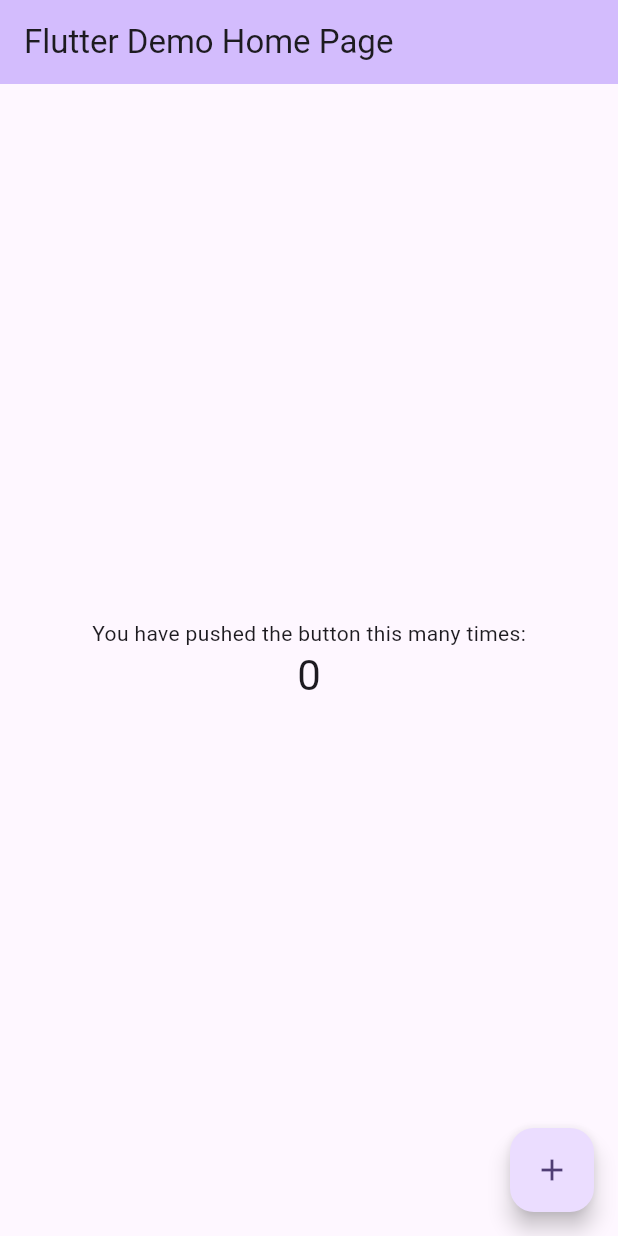
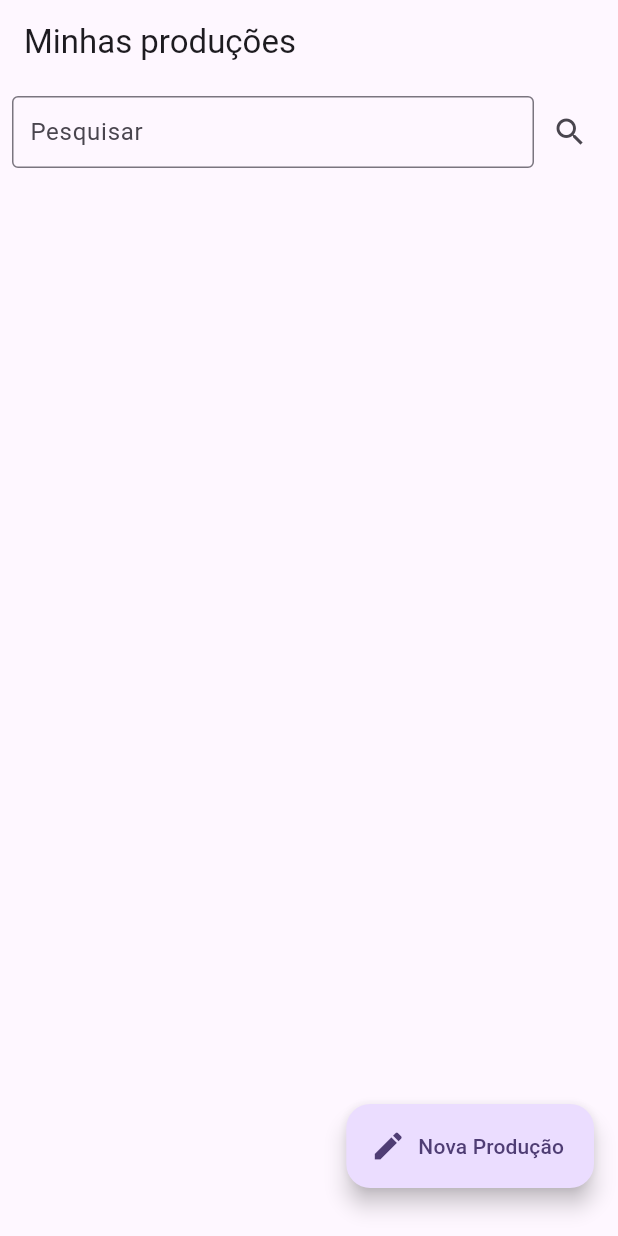
Before and after one commit to Appis-aplicativo/Appis, a Flutter app: the screen it shows after launch, on a phone screen of 412 x 824 dp. Run offline on Flutter 3.47's test engine with Material 3 defaults, Android fonts, the phone set to English and light mode, and no system bars.

Commit message:
criação da primeira tela e criando model

```diff
--- a/appis_app/lib/main.dart
+++ b/appis_app/lib/main.dart
@@ -1,3 +1,4 @@
+import 'package:appis_app/telas/Visualizar_Producoes.dart';
 import 'package:flutter/material.dart';
 
 void main() {
@@ -7,119 +8,17 @@ void main() {
 class MyApp extends StatelessWidget {
   const MyApp({super.key});
 
-  // This widget is the root of your application.
+
   @override
   Widget build(BuildContext context) {
     return MaterialApp(
       title: 'Flutter Demo',
       theme: ThemeData(
-        // This is the theme of your application.
-        //
-        // TRY THIS: Try running your application with "flutter run". You'll see
-        // the application has a purple toolbar. Then, without quitting the app,
-        // try changing the seedColor in the colorScheme below to Colors.green
-        // and then invoke "hot reload" (save your changes or press the "hot
-        // reload" button in a Flutter-supported IDE, or press "r" if you used
-        // the command line to start the app).
-        //
-        // Notice that the counter didn't reset back to zero; the application
-        // state is not lost during the reload. To reset the state, use hot
-        // restart instead.
-        //
-        // This works for code too, not just values: Most code changes can be
-        // tested with just a hot reload.
+
         colorScheme: ColorScheme.fromSeed(seedColor: Colors.deepPurple),
         useMaterial3: true,
       ),
-      home: const MyHomePage(title: 'Flutter Demo Home Page'),
+      home: const VisualizarProducoes(),
     );
   }
 }
-
-class MyHomePage extends StatefulWidget {
-  const MyHomePage({super.key, required this.title});
-
-  // This widget is the home page of your application. It is stateful, meaning
-  // that it has a State object (defined below) that contains fields that affect
-  // how it looks.
-
-  // This class is the configuration for the state. It holds the values (in this
-  // case the title) provided by the parent (in this case the App widget) and
-  // used by the build method of the State. Fields in a Widget subclass are
-  // always marked "final".
-
-  final String title;
-
-  @override
-  State<MyHomePage> createState() => _MyHomePageState();
-}
-
-class _MyHomePageState extends State<MyHomePage> {
-  int _counter = 0;
-
-  void _incrementCounter() {
-    setState(() {
-      // This call to setState tells the Flutter framework that something has
-      // changed in this State, which causes it to rerun the build method below
-      // so that the display can reflect the updated values. If we changed
-      // _counter without calling setState(), then the build method would not be
-      // called again, and so nothing would appear to happen.
-      _counter++;
-    });
-  }
-
-  @override
-  Widget build(BuildContext context) {
-    // This method is rerun every time setState is called, for instance as done
-    // by the _incrementCounter method above.
-    //
-    // The Flutter framework has been optimized to make rerunning build methods
-    // fast, so that you can just rebuild anything that needs updating rather
-    // than having to individually change instances of widgets.
-    return Scaffold(
-      appBar: AppBar(
-        // TRY THIS: Try changing the color here to a specific color (to
-        // Colors.amber, perhaps?) and trigger a hot reload to see the AppBar
-        // change color while the other colors stay the same.
-        backgroundColor: Theme.of(context).colorScheme.inversePrimary,
-        // Here we take the value from the MyHomePage object that was created by
-        // the App.build method, and use it to set our appbar title.
-        title: Text(widget.title),
-      ),
-      body: Center(
-        // Center is a layout widget. It takes a single child and positions it
-        // in the middle of the parent.
-        child: Column(
-          // Column is also a layout widget. It takes a list of children and
-          // arranges them vertically. By default, it sizes itself to fit its
-          // children horizontally, and tries to be as tall as its parent.
-          //
-          // Column has various properties to control how it sizes itself and
-          // how it positions its children. Here we use mainAxisAlignment to
-          // center the children vertically; the main axis here is the vertical
-          // axis because Columns are vertical (the cross axis would be
-          // horizontal).
-          //
-          // TRY THIS: Invoke "debug painting" (choose the "Toggle Debug Paint"
-          // action in the IDE, or press "p" in the console), to see the
-          // wireframe for each widget.
-          mainAxisAlignment: MainAxisAlignment.center,
-          children: <Widget>[
-            const Text(
-              'You have pushed the button this many times:',
-            ),
-            Text(
-              '$_counter',
-              style: Theme.of(context).textTheme.headlineMedium,
-            ),
-          ],
-        ),
-      ),
-      floatingActionButton: FloatingActionButton(
-        onPressed: _incrementCounter,
-        tooltip: 'Increment',
-        child: const Icon(Icons.add),
-      ), // This trailing comma makes auto-formatting nicer for build methods.
-    );
-  }
-}
--- /dev/null
+++ b/appis_app/lib/telas/Visualizar_Producoes.dart
@@ -0,0 +1,49 @@
+import 'package:flutter/material.dart';
+
+class VisualizarProducoes extends StatelessWidget {
+  const VisualizarProducoes({super.key});
+
+  @override
+  Widget build(BuildContext context) {
+    return Scaffold(
+      appBar: AppBar(title: const Text("Minhas produções")),
+      floatingActionButton: Padding(
+        padding: const EdgeInsets.only(bottom: 16.0), // Espaçamento opcional
+        child: FloatingActionButton.extended(
+          onPressed: () {
+            print("Foi clicado");
+          },
+          label: const Text("Nova Produção"),
+          icon: const Icon(Icons.edit),
+        ),
+      ),
+      body: Column(
+        crossAxisAlignment: CrossAxisAlignment.stretch,
+        children: [
+          Padding(
+            padding: const EdgeInsets.all(8.0),
+            child: Row(
+              children: [
+                const Expanded(
+                  child: TextField(
+                    decoration: InputDecoration(
+                      hintText: 'Pesquisar',
+                      contentPadding: EdgeInsets.all(8.0),
+                      border: OutlineInputBorder(),
+                    ),
+                  ),
+                ),
+                IconButton(
+                  icon: const Icon(Icons.search),
+                  onPressed: () {
+                    // lógica da pesquisa
+                  },
+                ),
+              ],
+            ),
+          ),
+        ],
+      ),
+    );
+  }
+}
--- a/appis_app/pubspec.yaml
+++ b/appis_app/pubspec.yaml
@@ -30,6 +30,8 @@ environment:
 dependencies:
   flutter:
     sdk: flutter
+
+
 
 
   # The following adds the Cupertino Icons font to your application.
```
Also changed, not shown: appis_app/lib/models/cadastroApiarios.dart (added, +39 -0 lines), appis_app/lib/telas/Cadastrar_Producoes.dart (added, +10 -0 lines), appis_app/lib/assets/colors.dart (added), 1 other file.
